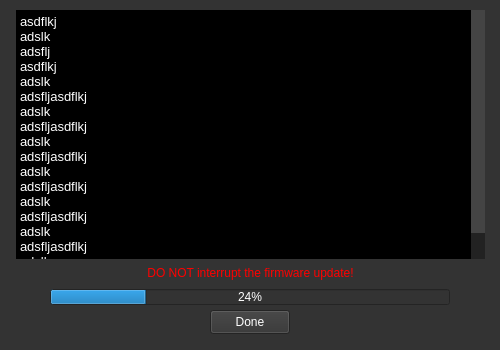
The window that fwupdate/fwupdate.ui (Muse-Kinetics/kmi_midi_device_manager) describes before a commit, drawn with Qt 5.
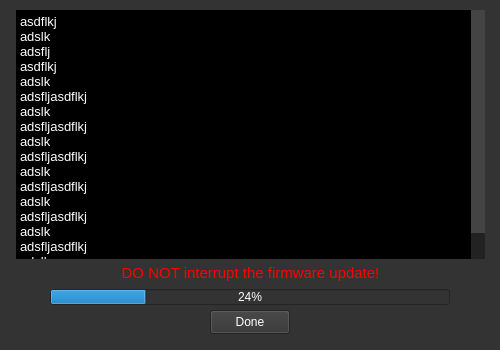
The same window after the commit.

Commit message: -Fix progress bar for Qt 6.3.1

Patch:
```diff
--- a/fwupdate/fwupdate.ui
+++ b/fwupdate/fwupdate.ui
@@ -240,7 +240,10 @@
       </rect>
      </property>
      <property name="styleSheet">
-      <string notr="true">color: rgb(255, 0, 0);</string>
+      <string notr="true">QLabel{
+	color: rgb(255, 0, 0);
+	font: 15px ;
+}</string>
      </property>
      <property name="text">
       <string>DO NOT interrupt the firmware update!</string>
```
The commit also changes 2 other files.
